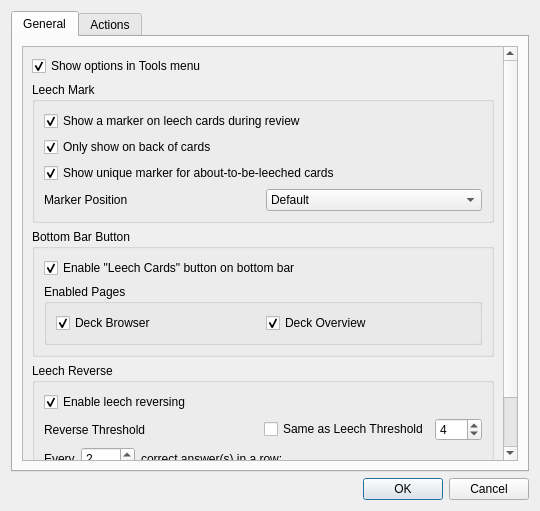
Old version of the form res/ui/options_dialog.ui in the repository iamjustkoi/LeechToolkit.
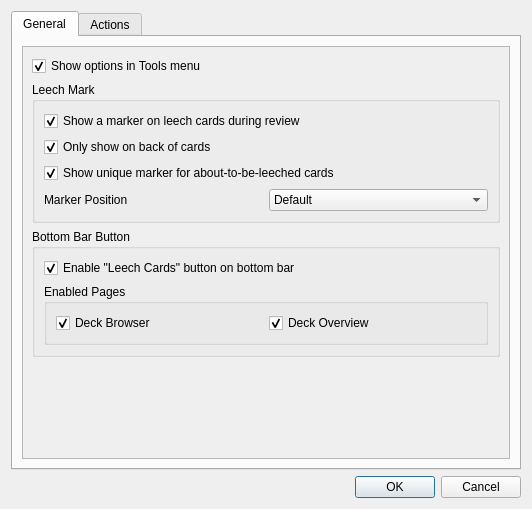
New version of the form. The open tabs and pages were chosen to show the change.

Commit message: Different insert method for reverse options and fix for parent issues with actions forms

The edit to the form file:
```diff
--- a/res/ui/options_dialog.ui
+++ b/res/ui/options_dialog.ui
@@ -7,10 +7,10 @@
   </property>
   <property name="geometry">
    <rect>
-    <x>0</x>
-    <y>0</y>
-    <width>540</width>
-    <height>511</height>
+       <x>0</x>
+       <y>0</y>
+       <width>532</width>
+       <height>509</height>
    </rect>
   </property>
   <property name="windowTitle">
@@ -37,12 +37,12 @@
          </property>
          <widget class="QWidget" name="OptionsScrollWidget">
           <property name="geometry">
-           <rect>
-            <x>0</x>
-            <y>0</y>
-            <width>496</width>
-            <height>415</height>
-           </rect>
+              <rect>
+                  <x>0</x>
+                  <y>0</y>
+                  <width>488</width>
+                  <height>277</height>
+              </rect>
           </property>
           <property name="sizePolicy">
            <sizepolicy hsizetype="Preferred" vsizetype="Maximum">
@@ -190,134 +190,6 @@
              </layout>
             </widget>
            </item>
-           <item>
-            <widget class="QGroupBox" name="groupBox">
-             <property name="title">
-              <string>Leech Reverse</string>
-             </property>
-             <layout class="QVBoxLayout" name="verticalLayout_2">
-              <item>
-               <widget class="QCheckBox" name="reverseCheckbox">
-                <property name="text">
-                 <string>Enable leech reversing</string>
-                </property>
-                <property name="checked">
-                 <bool>true</bool>
-                </property>
-               </widget>
-              </item>
-              <item>
-               <layout class="QHBoxLayout" name="reverseThresholdLayout">
-                <item>
-                 <widget class="QLabel" name="reverseThresholdLabel">
-                  <property name="text">
-                   <string>Reverse Threshold</string>
-                  </property>
-                 </widget>
-                </item>
-                <item>
-                 <widget class="QCheckBox" name="useLeechThresholdCheckbox">
-                  <property name="sizePolicy">
-                   <sizepolicy hsizetype="Maximum" vsizetype="Fixed">
-                    <horstretch>0</horstretch>
-                    <verstretch>0</verstretch>
-                   </sizepolicy>
-                  </property>
-                  <property name="text">
-                   <string>Same as Leech Threshold</string>
-                  </property>
-                 </widget>
-                </item>
-                <item>
-                 <widget class="QSpinBox" name="reverseThresholdSpinbox">
-                  <property name="sizePolicy">
-                   <sizepolicy hsizetype="Maximum" vsizetype="Fixed">
-                    <horstretch>0</horstretch>
-                    <verstretch>0</verstretch>
-                   </sizepolicy>
-                  </property>
-                  <property name="toolTip">
-                   <string>Un-leeches any cards with a lapse count below this value.</string>
-                  </property>
-                  <property name="maximum">
-                   <number>999</number>
-                  </property>
-                  <property name="value">
-                   <number>4</number>
-                  </property>
-                 </widget>
-                </item>
-               </layout>
-              </item>
-              <item>
-               <layout class="QHBoxLayout" name="horizontalLayout">
-                <item>
-                 <widget class="QLabel" name="consPrefixLabel">
-                  <property name="sizePolicy">
-                   <sizepolicy hsizetype="Maximum" vsizetype="Preferred">
-                    <horstretch>0</horstretch>
-                    <verstretch>0</verstretch>
-                   </sizepolicy>
-                  </property>
-                  <property name="text">
-                   <string>Every</string>
-                  </property>
-                 </widget>
-                </item>
-                <item>
-                 <widget class="QSpinBox" name="consAnswerSpinbox">
-                  <property name="sizePolicy">
-                   <sizepolicy hsizetype="Maximum" vsizetype="Fixed">
-                    <horstretch>0</horstretch>
-                    <verstretch>0</verstretch>
-                   </sizepolicy>
-                  </property>
-                  <property name="suffix">
-                   <string/>
-                  </property>
-                  <property name="prefix">
-                   <string/>
-                  </property>
-                  <property name="minimum">
-                   <number>1</number>
-                  </property>
-                  <property name="maximum">
-                   <number>9999</number>
-                  </property>
-                  <property name="value">
-                   <number>2</number>
-                  </property>
-                 </widget>
-                </item>
-                <item>
-                 <widget class="QLabel" name="consSuffixLabel">
-                  <property name="text">
-                   <string>correct answer(s) in a row:</string>
-                  </property>
-                 </widget>
-                </item>
-               </layout>
-              </item>
-              <item>
-               <widget class="QComboBox" name="reverseMethodDropdown">
-                <property name="currentText">
-                 <string>Decrease card's total lapse count</string>
-                </property>
-                <item>
-                 <property name="text">
-                  <string>Decrease card's total lapse count</string>
-                 </property>
-                </item>
-                <item>
-                 <property name="text">
-                  <string>Reset card's total lapse count</string>
-                 </property>
-                </item>
-               </widget>
-              </item>
-             </layout>
-            </widget>
-           </item>
           </layout>
          </widget>
         </widget>
```
Left out of the diff: 24 changed lines with no effect on the pictures. The commit also changes 6 other files.
